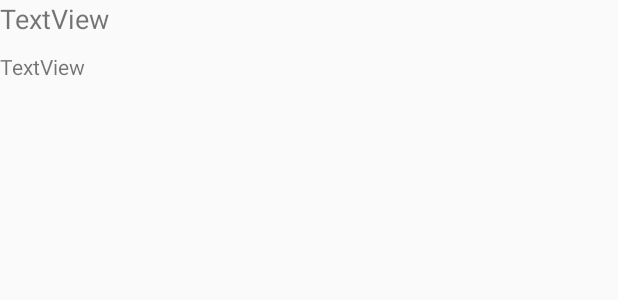
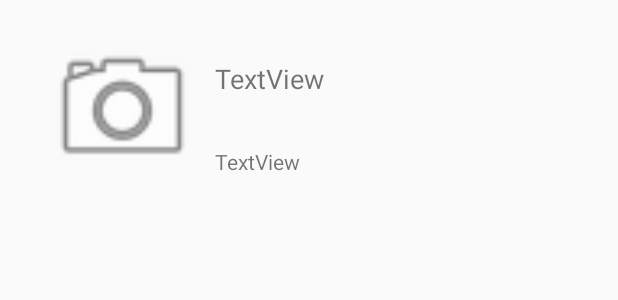
Before and after one commit to mamona-zahoor/LMS_MAD, an Android app: the layout allbookcell.xml on its own in the app's theme, with its tools: preview values and no code run, on a phone screen of 412 x 824 dp. Shown: the top 300 px of the screen. Run offline under Robolectric (Android 15) with nearby library versions, the phone set to English and light mode, and no system bars.

Commit message:
All Books View

```diff
--- a/LibrayManagementApp/app/build.gradle
+++ b/LibrayManagementApp/app/build.gradle
@@ -21,6 +21,7 @@ android {
 }
 
 dependencies {
+
     implementation fileTree(dir: 'libs', include: ['*.jar'])
     implementation 'androidx.appcompat:appcompat:1.1.0'
     implementation 'androidx.constraintlayout:constraintlayout:1.1.3'
--- a/LibrayManagementApp/app/src/main/java/com/example/lms/AllBooks.java
+++ b/LibrayManagementApp/app/src/main/java/com/example/lms/AllBooks.java
@@ -96,6 +96,7 @@ public class AllBooks {
         }
 
     }
+  //  public String getNameOfBook(){return BookName;}
 
     public String getBookName() {
         return BookName;
--- a/LibrayManagementApp/app/src/main/res/layout/allbookcell.xml
+++ b/LibrayManagementApp/app/src/main/res/layout/allbookcell.xml
@@ -1,35 +1,40 @@
 <?xml version="1.0" encoding="utf-8"?>
 <LinearLayout xmlns:android="http://schemas.android.com/apk/res/android"
-    android:orientation="vertical" android:layout_width="match_parent"
-    android:layout_height="match_parent">
-
-   <!-- <ImageView android:layout_height="156dp"
-        android:layout_width="128dp"
-        android:srcCompat="@drawable/ic_kl"
-        android:id="@+id/imageView"/>
-        -->
+    xmlns:app="http://schemas.android.com/apk/res-auto"
+    android:layout_width="match_parent"
+    android:layout_height="match_parent"
+    android:paddingLeft="20dp"
+    android:paddingTop="20dp">
 
 
-    -<LinearLayout android:layout_height="match_parent"
+    <ImageView
+        android:id="@+id/imageView"
+        android:layout_width="123dp"
+        android:layout_height="104dp"
+        app:srcCompat="@android:drawable/ic_menu_camera" />
+
+
+    <LinearLayout
         android:layout_width="match_parent"
+        android:layout_height="match_parent"
         android:orientation="vertical">
 
-    <TextView android:layout_height="wrap_content"
+        <TextView
+            android:id="@+id/txtBookName"
             android:layout_width="match_parent"
-        android:id="@+id/BookName"
+            android:layout_height="48dp"
+            android:layout_marginTop="20dp"
+            android:text="TextView"
+            android:textSize="18sp" />
 
-        android:textSize="18sp"
-        android:text="TextView"/>
-
-    <TextView android:layout_height="wrap_content"
+        <TextView
+            android:id="@+id/txtStatus"
             android:layout_width="match_parent"
-        android:id="@+id/txtStatus"
-        android:textSize="14sp"
+            android:layout_height="39dp"
+            android:layout_marginTop="10dp"
             android:text="TextView"
-        android:layout_marginTop="10dp"/>
+            android:textSize="14sp" />
 
 
     </LinearLayout>
-
-
 </LinearLayout>
```
Also changed, not shown: LibrayManagementApp/app/src/main/AndroidManifest.xml (+5 -2 lines), LibrayManagementApp/app/src/main/java/com/example/lms/AllBooksArrayAdapter.java (+10 -7 lines), LibrayManagementApp/app/src/main/java/com/example/lms/AllBooksList.java (+20 -37 lines). Lines whose indentation alone changed are shown as unchanged.
